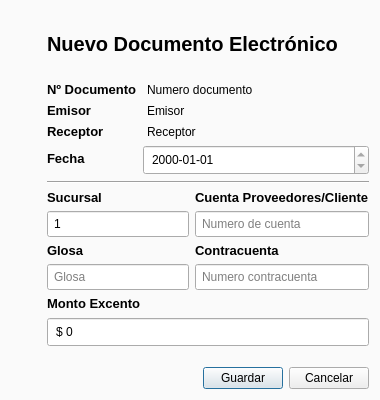
Qt form GUI/nuevoDocumentoDialog.ui (firenessmax/bte001) before a commit.
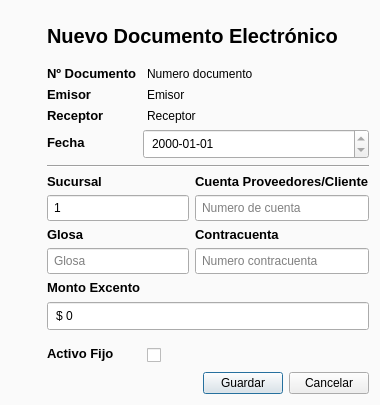
The same form after that commit. Icons and pictures are not drawn.

```diff
--- a/GUI/nuevoDocumentoDialog.ui
+++ b/GUI/nuevoDocumentoDialog.ui
@@ -10,7 +10,7 @@
     <x>0</x>
     <y>0</y>
     <width>380</width>
-    <height>400</height>
+    <height>405</height>
    </rect>
   </property>
   <property name="sizePolicy">
@@ -443,6 +443,47 @@
          </property>
         </widget>
        </item>
+       <item row="3" column="0">
+        <widget class="QLabel" name="activoFijoLabel">
+         <property name="font">
+          <font>
+           <family>Segoe UI</family>
+           <pointsize>10</pointsize>
+           <weight>75</weight>
+           <bold>true</bold>
+          </font>
+         </property>
+         <property name="styleSheet">
+          <string notr="true">margin-bottom: 5px</string>
+         </property>
+         <property name="text">
+          <string>Activo Fijo</string>
+         </property>
+         <property name="margin">
+          <number>0</number>
+         </property>
+         <property name="indent">
+          <number>0</number>
+         </property>
+         <property name="buddy">
+          <cstring>activoFijoCheckBox</cstring>
+         </property>
+        </widget>
+       </item>
+       <item row="3" column="1">
+        <widget class="QCheckBox" name="activoFijoCheckBox">
+         <property name="styleSheet">
+          <string notr="true">margin-top: 2px</string>
+         </property>
+        </widget>
+       </item>
+       <item row="2" column="0">
+        <widget class="Line" name="line_2">
+         <property name="orientation">
+          <enum>Qt::Horizontal</enum>
+         </property>
+        </widget>
+       </item>
       </layout>
      </item>
     </layout>
```
Left out of the diff: 12 changed lines with no effect on the pictures.
